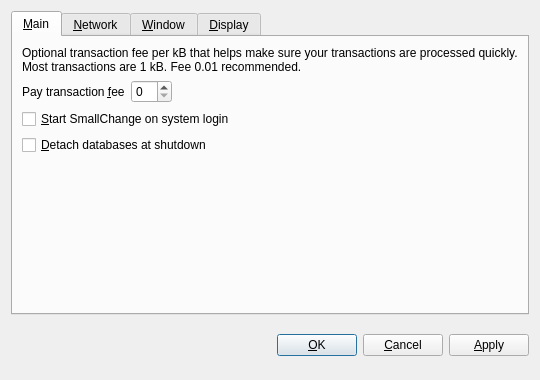
KrisKlip/gitcoin, file src/qt/forms/optionsdialog.ui: the form before one commit.
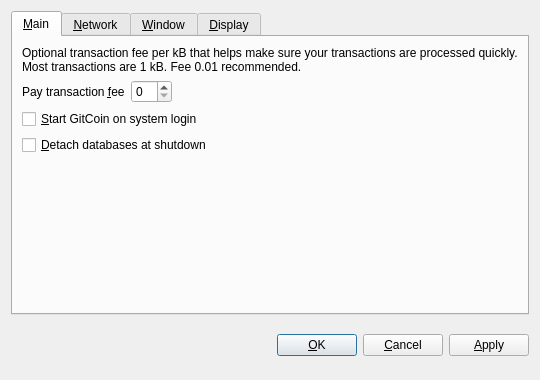
The form after the commit. The open tabs and pages were chosen to show the change. Custom widgets are drawn as their Qt base class.

```diff
--- a/src/qt/forms/optionsdialog.ui
+++ b/src/qt/forms/optionsdialog.ui
@@ -82,7 +82,7 @@
           <string>Automatically start SmallChange after logging in to the system.</string>
          </property>
          <property name="text">
-          <string>&amp;Start SmallChange on system login</string>
+          <string>&amp;Start GitCoin on system login</string>
          </property>
         </widget>
        </item>
```
Left out of the diff: 10 changed lines with no effect on the pictures.
